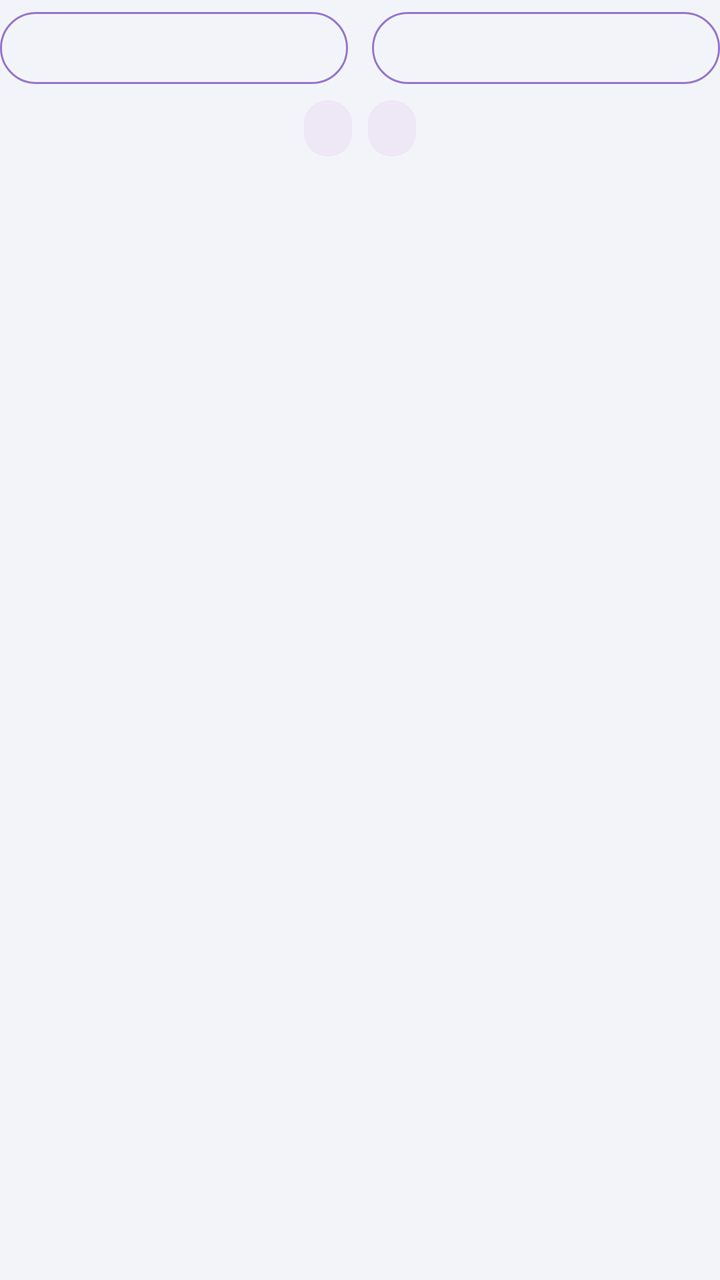
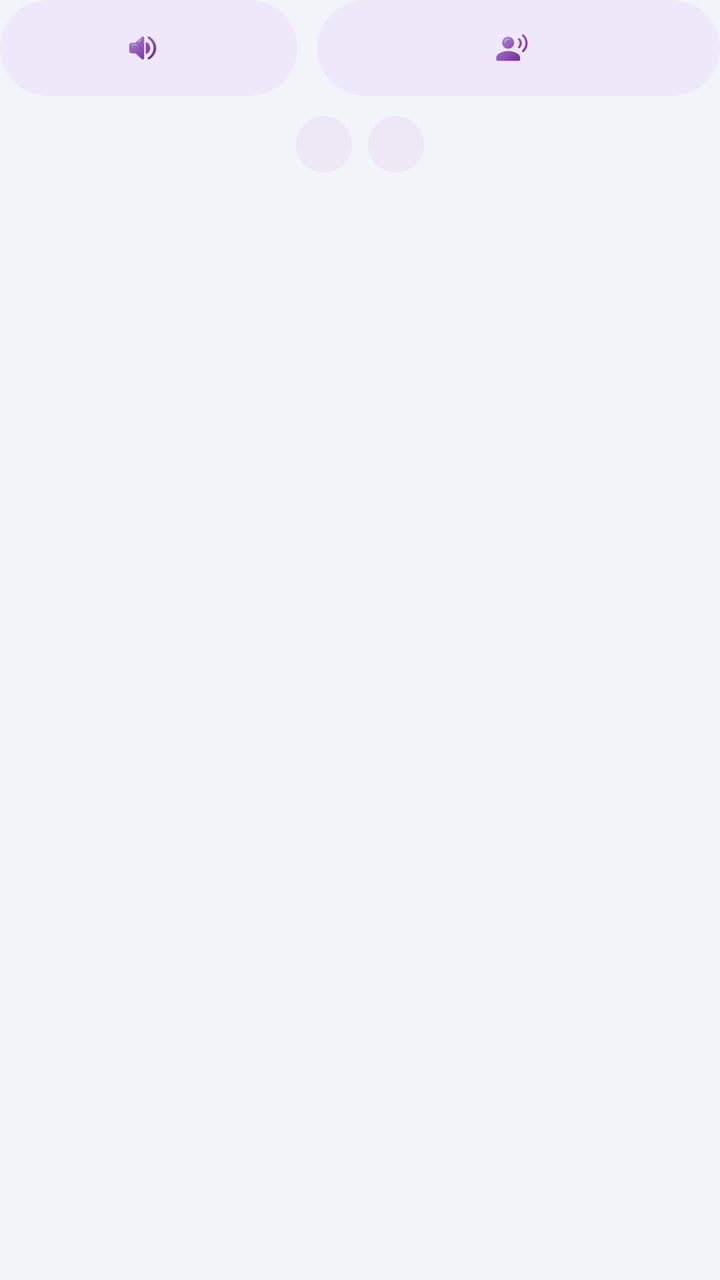

Before-and-after screenshots of an Android layout around one commit, followed by the original layout XML and the change that was made.
<!-- AndroidManifest.xml: application theme Theme.SpiritualTracker -->
<!-- res/layout/view_listen_controls.xml -->
<?xml version="1.0" encoding="utf-8"?>
<LinearLayout xmlns:android="http://schemas.android.com/apk/res/android"
    xmlns:app="http://schemas.android.com/apk/res-auto"
    android:layout_width="match_parent"
    android:layout_height="wrap_content"
    android:orientation="vertical">

    <LinearLayout
        android:layout_width="match_parent"
        android:layout_height="wrap_content"
        android:orientation="horizontal">

        <com.google.android.material.button.MaterialButton
            android:id="@+id/btnListen"
            style="@style/Widget.MaterialComponents.Button.OutlinedButton"
            android:layout_width="0dp"
            android:layout_height="wrap_content"
            android:layout_weight="1"
            android:layout_marginEnd="6dp"
            android:textAllCaps="false"
            android:textColor="#5E35B1"
            android:textSize="13sp"
            app:cornerRadius="20dp"
            app:strokeColor="#9575CD"
            app:strokeWidth="1dp" />

        <com.google.android.material.button.MaterialButton
            android:id="@+id/btnEcho"
            style="@style/Widget.MaterialComponents.Button.OutlinedButton"
            android:layout_width="0dp"
            android:layout_height="wrap_content"
            android:layout_weight="1"
            android:layout_marginStart="6dp"
            android:textAllCaps="false"
            android:textColor="#5E35B1"
            android:textSize="13sp"
            app:cornerRadius="20dp"
            app:strokeColor="#9575CD"
            app:strokeWidth="1dp" />
    </LinearLayout>

    <LinearLayout
        android:layout_width="match_parent"
        android:layout_height="wrap_content"
        android:layout_marginTop="2dp"
        android:gravity="center_horizontal"
        android:orientation="horizontal">

        <TextView
            android:id="@+id/tvSpeed"
            android:layout_width="wrap_content"
            android:layout_height="wrap_content"
            android:layout_marginEnd="8dp"
            android:background="@drawable/progress_pill_bg"
            android:foreground="?attr/selectableItemBackground"
            android:paddingHorizontal="12dp"
            android:paddingVertical="6dp"
            android:textColor="#7E57C2"
            android:textSize="12sp"
            android:textStyle="bold" />

        <TextView
            android:id="@+id/tvTimes"
            android:layout_width="wrap_content"
            android:layout_height="wrap_content"
            android:background="@drawable/progress_pill_bg"
            android:foreground="?attr/selectableItemBackground"
            android:paddingHorizontal="12dp"
            android:paddingVertical="6dp"
            android:textColor="#7E57C2"
            android:textSize="12sp"
            android:textStyle="bold" />
    </LinearLayout>
</LinearLayout>
<!-- resources referenced by this layout -->
<resources>
  <!-- drawable progress_pill_bg (drawable) -->
  <?xml version="1.0" encoding="utf-8"?>
  <shape xmlns:android="http://schemas.android.com/apk/res/android"
      android:shape="rectangle">
      <solid android:color="#EDE7F6"/>
      <corners android:radius="20dp"/>
  </shape>
  <style name="Theme.SpiritualTracker" parent="Base.Theme.SpiritualTracker" />
  <style name="Base.Theme.SpiritualTracker" parent="Theme.Material3.DayNight.NoActionBar">
          <item name="colorPrimary">#7E57C2</item>
          <item name="colorOnPrimary">#FFFFFF</item>
          <item name="colorSecondaryContainer">#D1C4E9</item>
          <item name="colorOnSecondaryContainer">#7E57C2</item>
          <item name="android:windowBackground">#F3F4F9</item>
          
          <item name="android:navigationBarColor">#F5F5F5</item>
          <item name="android:windowLightNavigationBar" tools:targetApi="27">true</item>
      </style>
</resources>

<!-- the commit's change to res/layout/view_listen_controls.xml (unified diff, before → after) -->
@@ -12,37 +12,55 @@
 
         <com.google.android.material.button.MaterialButton
             android:id="@+id/btnListen"
-            style="@style/Widget.MaterialComponents.Button.OutlinedButton"
+            style="@style/Widget.MaterialComponents.Button.UnelevatedButton"
             android:layout_width="0dp"
-            android:layout_height="wrap_content"
+            android:layout_height="48dp"
             android:layout_weight="1"
-            android:layout_marginEnd="6dp"
+            android:layout_marginEnd="5dp"
+            android:insetTop="0dp"
+            android:insetBottom="0dp"
+            android:maxLines="1"
+            android:paddingHorizontal="8dp"
             android:textAllCaps="false"
             android:textColor="#5E35B1"
             android:textSize="13sp"
-            app:cornerRadius="20dp"
-            app:strokeColor="#9575CD"
-            app:strokeWidth="1dp" />
+            android:letterSpacing="0"
+            app:backgroundTint="#EFE8FB"
+            app:cornerRadius="24dp"
+            app:icon="@drawable/ic_listen"
+            app:iconGravity="textStart"
+            app:iconPadding="6dp"
+            app:iconSize="18dp"
+            app:iconTint="@null" />
 
         <com.google.android.material.button.MaterialButton
             android:id="@+id/btnEcho"
-            style="@style/Widget.MaterialComponents.Button.OutlinedButton"
+            style="@style/Widget.MaterialComponents.Button.UnelevatedButton"
             android:layout_width="0dp"
-            android:layout_height="wrap_content"
-            android:layout_weight="1"
-            android:layout_marginStart="6dp"
+            android:layout_height="48dp"
+            android:layout_weight="1.35"
+            android:layout_marginStart="5dp"
+            android:insetTop="0dp"
+            android:insetBottom="0dp"
+            android:maxLines="1"
+            android:paddingHorizontal="8dp"
             android:textAllCaps="false"
             android:textColor="#5E35B1"
             android:textSize="13sp"
-            app:cornerRadius="20dp"
-            app:strokeColor="#9575CD"
-            app:strokeWidth="1dp" />
+            android:letterSpacing="0"
+            app:backgroundTint="#EFE8FB"
+            app:cornerRadius="24dp"
+            app:icon="@drawable/ic_repeat_after"
+            app:iconGravity="textStart"
+            app:iconPadding="6dp"
+            app:iconSize="18dp"
+            app:iconTint="@null" />
     </LinearLayout>
 
     <LinearLayout
         android:layout_width="match_parent"
         android:layout_height="wrap_content"
-        android:layout_marginTop="2dp"
+        android:layout_marginTop="10dp"
         android:gravity="center_horizontal"
         android:orientation="horizontal">
 
@@ -53,7 +71,7 @@
             android:layout_marginEnd="8dp"
             android:background="@drawable/progress_pill_bg"
             android:foreground="?attr/selectableItemBackground"
-            android:paddingHorizontal="12dp"
+            android:paddingHorizontal="14dp"
             android:paddingVertical="6dp"
             android:textColor="#7E57C2"
             android:textSize="12sp"
@@ -65,7 +83,7 @@
             android:layout_height="wrap_content"
             android:background="@drawable/progress_pill_bg"
             android:foreground="?attr/selectableItemBackground"
-            android:paddingHorizontal="12dp"
+            android:paddingHorizontal="14dp"
             android:paddingVertical="6dp"
             android:textColor="#7E57C2"
             android:textSize="12sp"
<!-- resource entries referenced after the edit -->
@@ -1,5 +1,27 @@
 <!-- resources referenced by this layout -->
 <resources>
+  <!-- drawable ic_listen (drawable) -->
+  <?xml version="1.0" encoding="utf-8"?>
+  <vector xmlns:android="http://schemas.android.com/apk/res/android"
+      xmlns:aapt="http://schemas.android.com/aapt"
+      android:width="24dp" android:height="24dp"
+      android:viewportWidth="24" android:viewportHeight="24">
+      <path android:pathData="M4.5,8.5h2.6l4.3,-3.9c0.65,-0.58 1.6,-0.12 1.6,0.75v13.3c0,0.87 -0.95,1.33 -1.6,0.75l-4.3,-3.9H4.5c-0.83,0 -1.5,-0.67 -1.5,-1.5v-4c0,-0.83 0.67,-1.5 1.5,-1.5zM15.2,8.3c1.1,0.95 1.8,2.3 1.8,3.7s-0.7,2.75 -1.8,3.7c-0.5,0.43 -1.2,0.05 -1.2,-0.6V8.9c0,-0.65 0.7,-1.03 1.2,-0.6zM16.4,4.4c2.7,1.6 4.6,4.4 4.6,7.6s-1.9,6 -4.6,7.6c-0.6,0.35 -1.3,-0.2 -1.1,-0.85c0.1,-0.25 0.3,-0.45 0.5,-0.6c2.1,-1.35 3.4,-3.6 3.4,-6.15s-1.3,-4.8 -3.4,-6.15c-0.2,-0.15 -0.4,-0.35 -0.5,-0.6c-0.2,-0.65 0.5,-1.2 1.1,-0.85z">
+          <aapt:attr name="android:fillColor"><gradient android:type="linear" android:startX="3" android:startY="3" android:endX="21" android:endY="21"><item android:offset="0" android:color="#FFB58AD3"/><item android:offset="1" android:color="#FF6A1B9A"/></gradient></aapt:attr>
+      </path>
+      <path android:fillColor="#59FFFFFF" android:pathData="M4.6,9.6h2.4l1,-0.9v1.6H4.6c-0.2,0 -0.3,-0.1 -0.3,-0.3v-0.1c0,-0.2 0.1,-0.3 0.3,-0.3zM9,7.3l2.2,-2v1.5L9,8.8z" />
+  </vector>
+  <!-- drawable ic_repeat_after (drawable) -->
+  <?xml version="1.0" encoding="utf-8"?>
+  <vector xmlns:android="http://schemas.android.com/apk/res/android"
+      xmlns:aapt="http://schemas.android.com/aapt"
+      android:width="24dp" android:height="24dp"
+      android:viewportWidth="24" android:viewportHeight="24">
+      <path android:pathData="M9,4.5c2.2,0 4,1.8 4,4s-1.8,4 -4,4 -4,-1.8 -4,-4 1.8,-4 4,-4zM9,14c3.3,0 8,1.65 8,4.5v1c0,0.55 -0.45,1 -1,1H2c-0.55,0 -1,-0.45 -1,-1v-1C1,15.65 5.7,14 9,14zM16.7,5.6c1.9,1.75 1.9,4.65 0,6.4c-0.3,0.28 -0.75,0.25 -1.03,-0.03c-0.28,-0.3 -0.25,-0.75 0.03,-1.03c1.2,-1.15 1.2,-3.15 0,-4.3c-0.28,-0.28 -0.3,-0.73 -0.03,-1.03c0.28,-0.28 0.73,-0.3 1.03,-0.01zM19.4,3c3.4,3.2 3.4,8.4 0,11.6c-0.3,0.28 -0.75,0.27 -1.03,-0.02c-0.28,-0.3 -0.27,-0.75 0.02,-1.03c2.8,-2.65 2.8,-6.85 0,-9.5c-0.3,-0.28 -0.3,-0.73 -0.02,-1.03c0.28,-0.3 0.73,-0.3 1.03,-0.02z">
+          <aapt:attr name="android:fillColor"><gradient android:type="linear" android:startX="3" android:startY="3" android:endX="21" android:endY="21"><item android:offset="0" android:color="#FFB58AD3"/><item android:offset="1" android:color="#FF6A1B9A"/></gradient></aapt:attr>
+      </path>
+      <path android:fillColor="#59FFFFFF" android:pathData="M7.4,5.9c0.9,-0.5 2,-0.5 2.6,-0.1c0.25,0.15 0.15,0.5 -0.15,0.5c-1.4,0.05 -2.5,1 -2.9,2.2c-0.1,0.3 -0.5,0.25 -0.5,-0.05c0,-1 0.4,-2 0.95,-2.55z" />
+  </vector>
   <!-- drawable progress_pill_bg (drawable) -->
   <?xml version="1.0" encoding="utf-8"?>
   <shape xmlns:android="http://schemas.android.com/apk/res/android"
